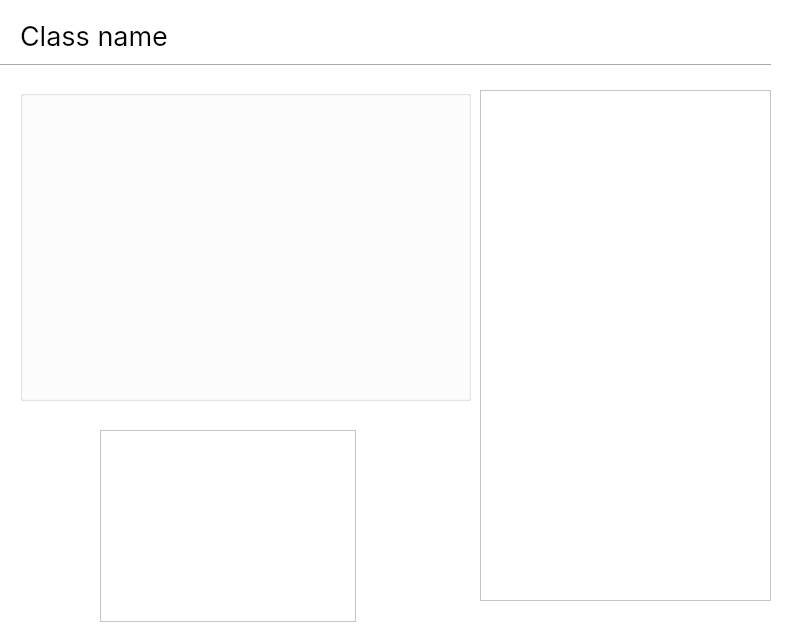
KasperJack/School-Management-System, file School_System/ui/ViewClassDialog.ui: the form before one commit.
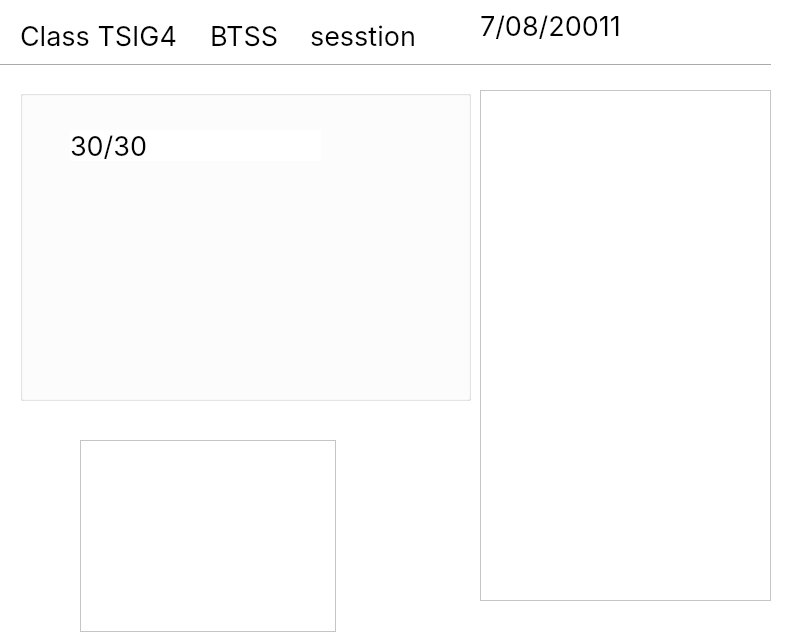
The form after the commit.

What changed in the file:
```diff
--- a/School_System/ui/ViewClassDialog.ui
+++ b/School_System/ui/ViewClassDialog.ui
@@ -35,7 +35,7 @@
     <rect>
      <x>20</x>
      <y>20</y>
-     <width>221</width>
+     <width>251</width>
      <height>31</height>
     </rect>
    </property>
@@ -46,7 +46,7 @@
     </font>
    </property>
    <property name="text">
-    <string>Class name</string>
+    <string>Class TSIG4</string>
    </property>
   </widget>
   <widget class="QTableWidget" name="tableWidget">
@@ -71,12 +71,88 @@
    <property name="title">
     <string/>
    </property>
+   <widget class="QLabel" name="max_stud">
+    <property name="geometry">
+     <rect>
+      <x>50</x>
+      <y>40</y>
+      <width>251</width>
+      <height>31</height>
+     </rect>
+    </property>
+    <property name="font">
+     <font>
+      <family>Inter</family>
+      <pointsize>20</pointsize>
+     </font>
+    </property>
+    <property name="text">
+     <string>30/30</string>
+    </property>
+   </widget>
   </widget>
-  <widget class="QGraphicsView" name="graphicsView">
+  <widget class="QLabel" name="grade">
    <property name="geometry">
     <rect>
-     <x>100</x>
-     <y>430</y>
+     <x>210</x>
+     <y>20</y>
+     <width>251</width>
+     <height>31</height>
+    </rect>
+   </property>
+   <property name="font">
+    <font>
+     <family>Inter</family>
+     <pointsize>20</pointsize>
+    </font>
+   </property>
+   <property name="text">
+    <string>BTSS</string>
+   </property>
+  </widget>
+  <widget class="QLabel" name="sesstion">
+   <property name="geometry">
+    <rect>
+     <x>310</x>
+     <y>20</y>
+     <width>251</width>
+     <height>31</height>
+    </rect>
+   </property>
+   <property name="font">
+    <font>
+     <family>Inter</family>
+     <pointsize>20</pointsize>
+    </font>
+   </property>
+   <property name="text">
+    <string>sesstion</string>
+   </property>
+  </widget>
+  <widget class="QLabel" name="creation_date">
+   <property name="geometry">
+    <rect>
+     <x>480</x>
+     <y>10</y>
+     <width>251</width>
+     <height>31</height>
+    </rect>
+   </property>
+   <property name="font">
+    <font>
+     <family>Inter</family>
+     <pointsize>20</pointsize>
+    </font>
+   </property>
+   <property name="text">
+    <string>7/08/20011</string>
+   </property>
+  </widget>
+  <widget class="QTableWidget" name="teachers_table">
+   <property name="geometry">
+    <rect>
+     <x>80</x>
+     <y>440</y>
      <width>256</width>
      <height>192</height>
     </rect>
```
Left out of the diff: 2 changed lines with no effect on the pictures.
